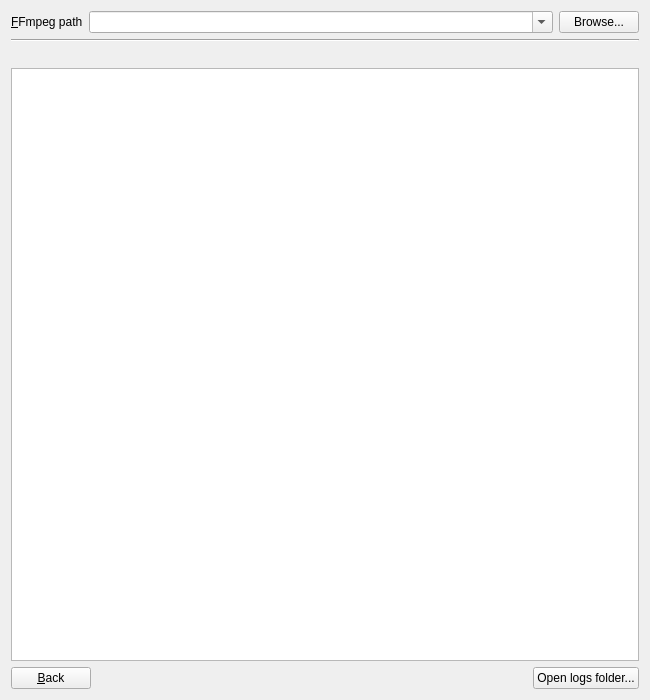
Before: the Qt Designer form settingsframe.ui in EthanChappel/HQ-Animate, drawn with Qt 5.
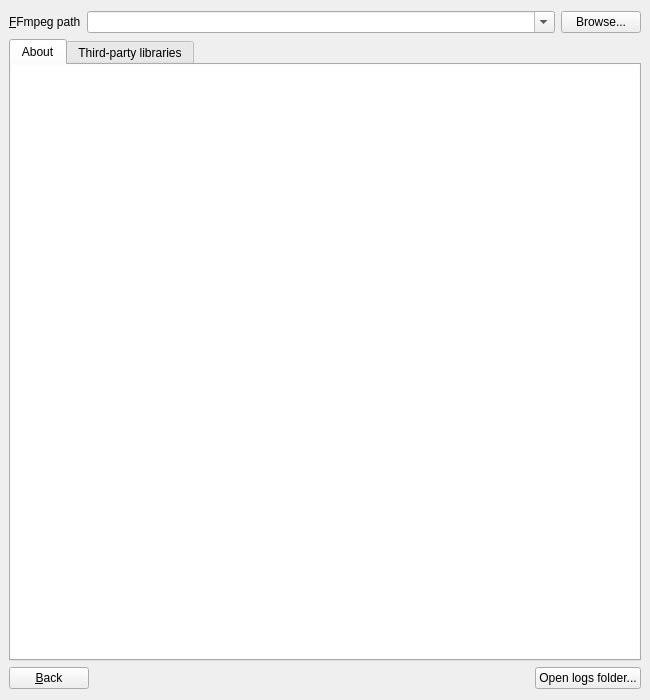
After: the same form once the commit is applied.

Commit message: Move about & third-party library info into tab widget.

The edit to the form file:
```diff
--- a/settingsframe.ui
+++ b/settingsframe.ui
@@ -26,6 +26,12 @@
    <string>Frame</string>
   </property>
   <layout class="QVBoxLayout" name="verticalLayout">
+   <property name="leftMargin">
+    <number>9</number>
+   </property>
+   <property name="rightMargin">
+    <number>9</number>
+   </property>
    <item>
     <layout class="QHBoxLayout" name="horizontalLayout">
      <item>
@@ -76,24 +82,80 @@
     </layout>
    </item>
    <item>
-    <widget class="Line" name="line">
-     <property name="orientation">
-      <enum>Qt::Orientation::Horizontal</enum>
+    <widget class="QTabWidget" name="about_tab_widget">
+     <property name="currentIndex">
+      <number>0</number>
      </property>
-    </widget>
-   </item>
-   <item>
-    <widget class="QLabel" name="version_label">
-     <property name="text">
-      <string/>
+     <property name="documentMode">
+      <bool>false</bool>
      </property>
-    </widget>
-   </item>
-   <item>
-    <widget class="QPlainTextEdit" name="dependencies_textbox">
-     <property name="readOnly">
-      <bool>true</bool>
-     </property>
+     <widget class="QWidget" name="about_tab">
+      <attribute name="title">
+       <string>About</string>
+      </attribute>
+      <layout class="QVBoxLayout" name="verticalLayout_3">
+       <property name="leftMargin">
+        <number>0</number>
+       </property>
+       <property name="topMargin">
+        <number>0</number>
+       </property>
+       <property name="rightMargin">
+        <number>0</number>
+       </property>
+       <property name="bottomMargin">
+        <number>0</number>
+       </property>
+       <item>
+        <widget class="QTextEdit" name="about_textbox">
+         <property name="frameShape">
+          <enum>QFrame::Shape::NoFrame</enum>
+         </property>
+         <property name="frameShadow">
+          <enum>QFrame::Shadow::Plain</enum>
+         </property>
+         <property name="undoRedoEnabled">
+          <bool>false</bool>
+         </property>
+         <property name="readOnly">
+          <bool>true</bool>
+         </property>
+        </widget>
+       </item>
+      </layout>
+     </widget>
+     <widget class="QWidget" name="libraries_tab">
+      <attribute name="title">
+       <string>Third-party libraries</string>
+      </attribute>
+      <layout class="QVBoxLayout" name="verticalLayout_4">
+       <property name="leftMargin">
+        <number>0</number>
+       </property>
+       <property name="topMargin">
+        <number>0</number>
+       </property>
+       <property name="rightMargin">
+        <number>0</number>
+       </property>
+       <property name="bottomMargin">
+        <number>0</number>
+       </property>
+       <item>
+        <widget class="QPlainTextEdit" name="dependencies_textbox">
+         <property name="frameShape">
+          <enum>QFrame::Shape::NoFrame</enum>
+         </property>
+         <property name="frameShadow">
+          <enum>QFrame::Shadow::Plain</enum>
+         </property>
+         <property name="readOnly">
+          <bool>true</bool>
+         </property>
+        </widget>
+       </item>
+      </layout>
+     </widget>
     </widget>
    </item>
    <item>
```
Left out of the diff: 1 changed line with no effect on the pictures. The commit also changes 2 other files.
